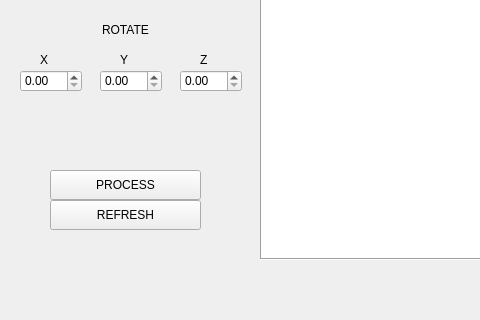
Above: lab01/mainwindow.ui from temasarkisov/BMSTU-OOP before the change; both pictures show x 0 to 480 and y 280 to 600 of the 800 by 600 pixel window. Below: the same form after it.
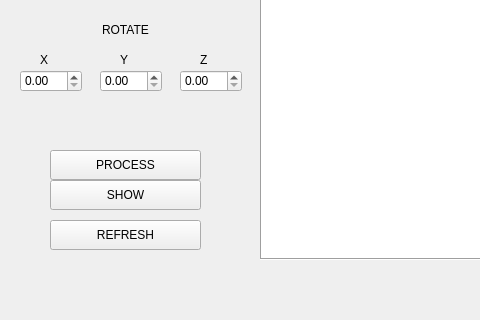
That is the form after the change.

What changed in the file:
```diff
--- a/lab01/mainwindow.ui
+++ b/lab01/mainwindow.ui
@@ -239,7 +239,7 @@
     <property name="geometry">
      <rect>
       <x>50</x>
-      <y>450</y>
+      <y>430</y>
       <width>151</width>
       <height>30</height>
      </rect>
@@ -262,7 +262,7 @@
     <property name="geometry">
      <rect>
       <x>50</x>
-      <y>480</y>
+      <y>500</y>
       <width>151</width>
       <height>30</height>
      </rect>
@@ -271,6 +271,19 @@
      <string>REFRESH</string>
     </property>
    </widget>
+   <widget class="QPushButton" name="buttonShow">
+    <property name="geometry">
+     <rect>
+      <x>50</x>
+      <y>460</y>
+      <width>151</width>
+      <height>30</height>
+     </rect>
+    </property>
+    <property name="text">
+     <string>SHOW</string>
+    </property>
+   </widget>
   </widget>
   <widget class="QStatusBar" name="statusbar"/>
  </widget>
```
Left out of the diff: 18 changed lines with no effect on the pictures.
